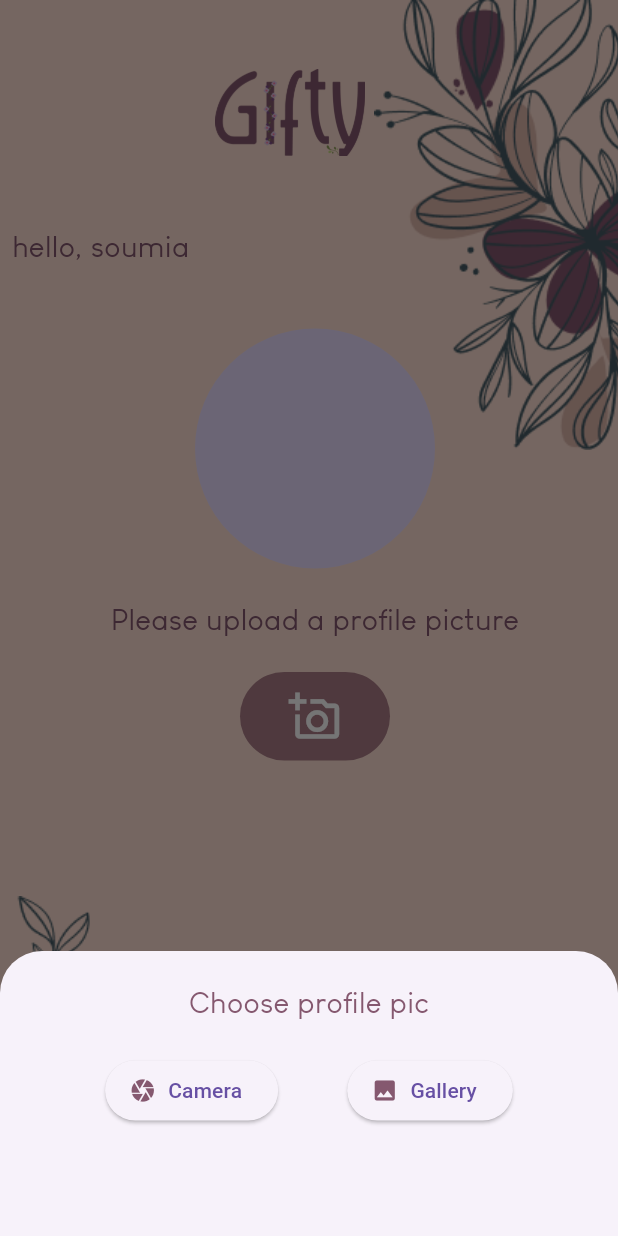
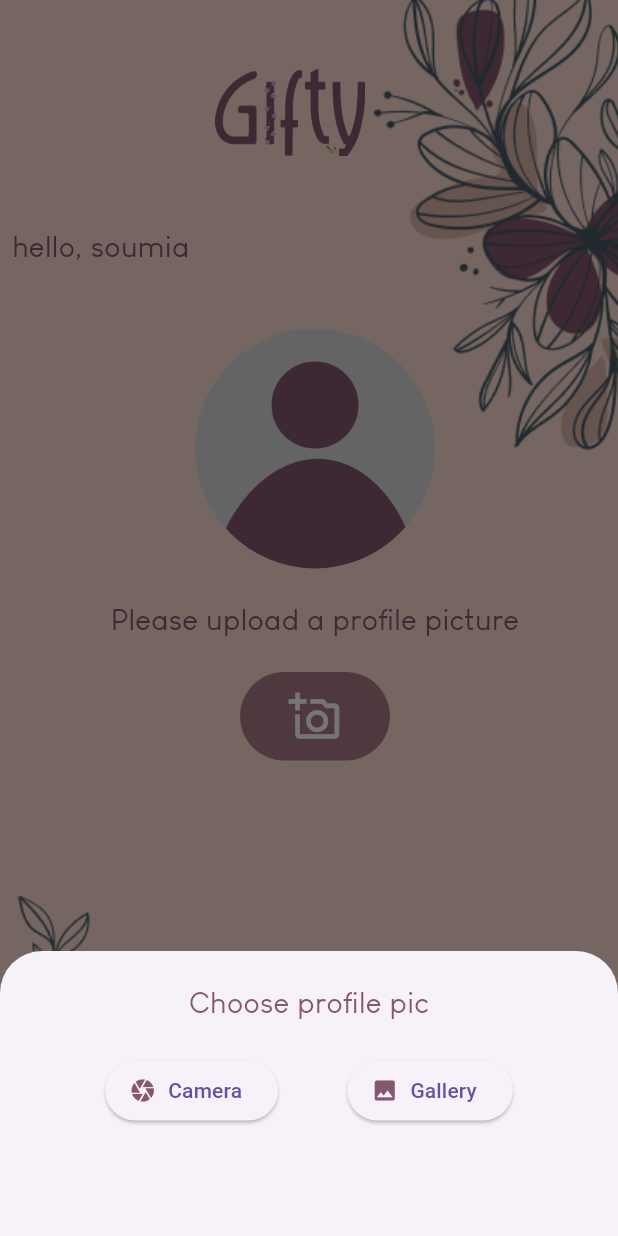
Before and after one commit to larbi1512/GIFTY, a Flutter app: the signupUserfinal screen opened by its route, after a tap on the "add a photo" icon, on a phone screen of 412 x 824 dp. Run offline on Flutter 3.47's test engine with Material 3 defaults, Android fonts, the light colour scheme and no system bars; our stand-ins replace blurrycontainer, dotted_border, flutter_svg, smooth_page_indicator; missing offline and left inert: dart:ffi.

Commit message:
fixed some things

```diff
--- a/gifty/lib/main.dart
+++ b/gifty/lib/main.dart
@@ -25,7 +25,7 @@ class MyApp extends StatelessWidget {
       debugShowCheckedModeBanner: false,
       title: 'My Flutter App',
       initialRoute:
-          '/Add_item_screen', // Initial route can be your splash screen
+          '/splash',
       routes: {
         '/splash': (context) => SplashScreen(),
         '/card': (context) => CardScreen(),
--- a/gifty/lib/presentation/auth/sign_up/finish_signup_user.dart
+++ b/gifty/lib/presentation/auth/sign_up/finish_signup_user.dart
@@ -1,8 +1,9 @@
 import 'package:flutter/material.dart';
 import 'package:gifty/config/font.config.dart';
+import 'package:gifty/widgets/profile_image_setup.dart';
 
 import '../../../config/assets.config.dart';
-import '../../../widgets/Profile_image.dart';
+import '../../../widgets/profile_image_setup.dart';
 import '../../../widgets/background_image.dart';
 
 class signupUserfinal extends StatelessWidget {
@@ -36,7 +37,7 @@ class signupUserfinal extends StatelessWidget {
                     ),
                     SizedBox(height:40),
                     Center(
-                      child: ProfileImage(),
+                      child: ProfileImageSetup(),
                     ),
                   ],
                 ),
--- a/gifty/lib/widgets/profile_image.dart
+++ b/gifty/lib/widgets/profile_image.dart
@@ -5,7 +5,7 @@ class ProfileImage extends StatelessWidget {
   final String imagePath;
 
   const ProfileImage({
-    required this.imagePath,
+     required this.imagePath,
   });
 
   @override
--- /dev/null
+++ b/gifty/lib/widgets/profile_image_setup.dart
@@ -0,0 +1,50 @@
+import 'package:flutter/material.dart';
+import 'package:gifty/config/font.config.dart';
+import 'package:gifty/widgets/bottomSheet.dart';
+
+import '../config/assets.config.dart';
+import '../config/colors.config.dart';
+
+class ProfileImageSetup extends StatelessWidget {
+  @override
+  Widget build(BuildContext context) {
+    return Column(
+      mainAxisAlignment: MainAxisAlignment.center,
+      children: [
+        CircleAvatar(
+          radius: 80,
+          backgroundImage: AssetImage(Assets.images.profilePic),
+        ),
+        SizedBox(height: 20.0),
+        Text(
+          "Please upload a profile picture",
+          style: AppTextStyles.Hello,
+        ),
+        SizedBox(height: 20.0),
+        InkWell(
+
+          onTap: () {
+            showModalBottomSheet(context: context,
+            builder: ((builder) => bottomSheet()),
+            );
+          },
+          child: Container(
+            width: 100,
+            decoration: BoxDecoration(
+              color: AppColor.mainLighter,
+              borderRadius: BorderRadius.circular(30),
+
+            ),
+            padding: EdgeInsets.all(12),
+            child: Icon(
+              Icons.add_a_photo_outlined,
+              color: Colors.white,
+              size: 35.0,
+            ),
+          ),
+        ),
+
+      ],
+    );
+  }
+}
```
Also changed, not shown: gifty/assets/images/profile.png (renamed from gifty/assets/images/Group 8553.png), gifty/lib/config/assets.config.dart, gifty/lib/config/font.config.dart.
